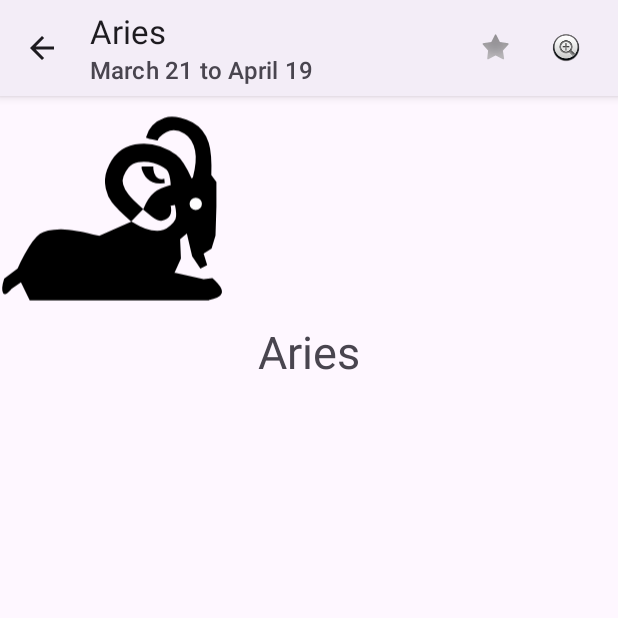
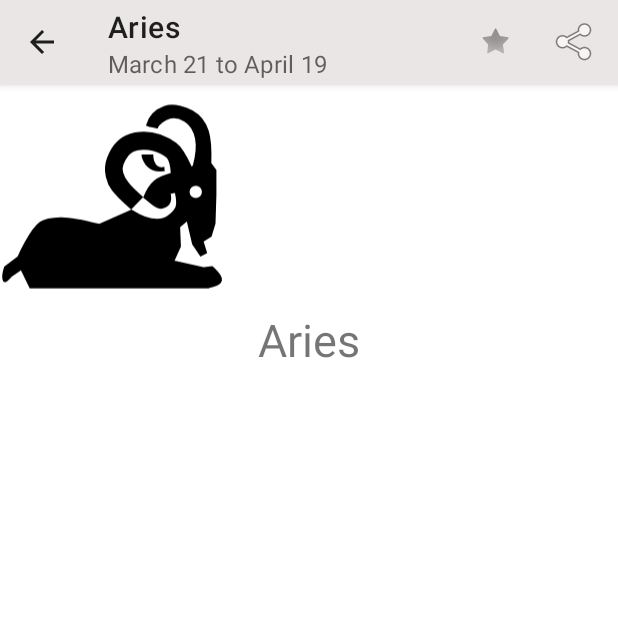
Before and after one commit to AbreuMajanoRoger/clasemartes, an Android app: the screen it shows after launch (DetailActivity), after a tap on "Aries", on a phone screen of 412 x 824 dp, the top half of it. Run offline under Robolectric (Android 15) with nearby library versions, the phone set to English and light mode, and no system bars.

Commit message:
Agregado color al Action bar con material design 2

```diff
--- a/app/src/main/res/menu/horoscope_menu.xml
+++ b/app/src/main/res/menu/horoscope_menu.xml
@@ -3,6 +3,7 @@
     xmlns:app="http://schemas.android.com/apk/res-auto">
 
     <item
+
         android:id="@+id/menu_favorite"
         android:title="menu"
         android:icon="@android:drawable/star_off"
@@ -10,7 +11,7 @@
     <item
         android:id="@+id/menu_share"
         android:title="Buscador"
-        android:icon="@android:drawable/btn_plus"
+        android:icon="@android:drawable/ic_menu_share"
         app:showAsAction="always"/>
 
 </menu>
--- a/app/src/main/res/menu/main_menu.xml
+++ b/app/src/main/res/menu/main_menu.xml
@@ -1,6 +1,9 @@
 <?xml version="1.0" encoding="utf-8"?>
 <menu xmlns:android="http://schemas.android.com/apk/res/android"
     xmlns:app="http://schemas.android.com/apk/res-auto">
+
+
+
 
     <item
         android:id="@+id/menu_search"
--- a/app/src/main/res/values-night/themes.xml
+++ b/app/src/main/res/values-night/themes.xml
@@ -3,5 +3,7 @@
     <style name="Base.Theme.HorosClase" parent="Theme.Material3.DayNight">
         <!-- Customize your dark theme here. -->
         <!-- <item name="colorPrimary">@color/my_dark_primary</item> -->
+    <item name="android:statusBarColor">@color/barra</item>
     </style>
+
 </resources>
--- a/app/src/main/res/values/colors.xml
+++ b/app/src/main/res/values/colors.xml
@@ -18,4 +18,5 @@
     <color name ="agua">#30D9E5</color>
     <color name ="aire">#E3FBFA</color>
     <color name ="icon">#FF7D00</color>
+    <color name ="barra">#43505c</color>
 </resources>
--- a/app/src/main/res/values/themes.xml
+++ b/app/src/main/res/values/themes.xml
@@ -1,8 +1,20 @@
 <resources xmlns:tools="http://schemas.android.com/tools">
     <!-- Base application theme. -->
-    <style name="Base.Theme.HorosClase" parent="Theme.Material3.DayNight">
+    <style name="Base.Theme.HorosClase" parent="Theme.MaterialComponents.DayNight">
         <!-- Customize your light theme here. -->
         <!-- <item name="colorPrimary">@color/my_light_primary</item> -->
+
+        <!-- Primary brand color. -->
+        <item name="colorPrimary">#eae6e5</item>
+        <item name="colorPrimaryVariant">@color/purple_700</item>
+        <item name="colorOnPrimary">@color/white</item>
+        <!-- Secondary brand color. -->
+        <item name="colorSecondary">@color/teal_200</item>
+        <item name="colorSecondaryVariant">@color/teal_700</item>
+        <item name="colorOnSecondary">@color/black</item>
+        <!-- Status bar color. -->
+        <item name="android:statusBarColor">@color/barra</item>
+        <!-- Customize your theme here. -->
     </style>
 
     <style name="Theme.HorosClase" parent="Base.Theme.HorosClase" />
```
Also changed, not shown: app/src/main/java/com/example/horosclase/activities/MainActivity.kt (+9 -0 lines).
